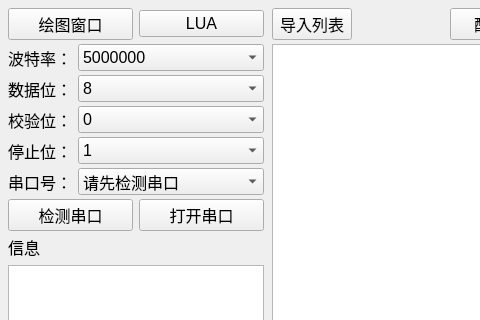
This is mainwindow.ui in yuejin-tan/SCD3 as Qt 5 draws it before an edit; both pictures show x 0 to 480 and y 0 to 320 of the 1000 by 800 pixel window. The edited form follows.
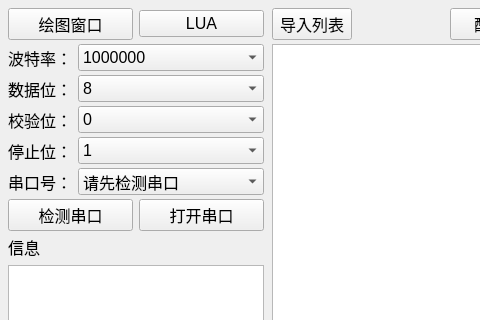
This is the edited form.

Commit message: 还是上不去，只能1M

Patch:
```diff
--- a/mainwindow.ui
+++ b/mainwindow.ui
@@ -113,10 +113,10 @@
          <item>
           <widget class="QComboBox" name="baudrateBox">
            <property name="currentText">
-            <string>5000000</string>
+            <string>1000000</string>
            </property>
            <property name="currentIndex">
-            <number>10</number>
+            <number>9</number>
            </property>
            <item>
             <property name="text">
@@ -168,11 +168,6 @@
              <string>1000000</string>
             </property>
            </item>
-           <item>
-            <property name="text">
-             <string>5000000</string>
-            </property>
-           </item>
           </widget>
          </item>
         </layout>
```
The commit also changes 2 other files.
